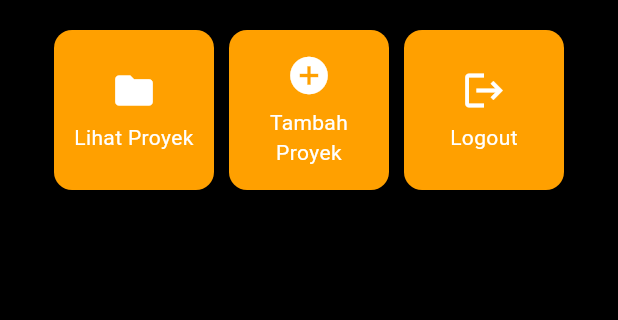
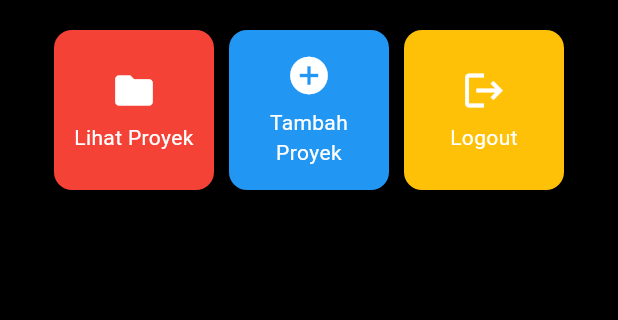
Before and after one commit to Leficullen/myportfolio_mobile, a Flutter app: the screen it shows after launch, on a phone screen of 412 x 824 dp, the part 291-611 px from its top. Run offline on Flutter 3.47's test engine with Material 3 defaults, Android fonts, the phone set to English and light mode, and no system bars.

Commit message:
feat: add per-button color to menu items

```diff
--- a/lib/menu.dart
+++ b/lib/menu.dart
@@ -8,9 +8,9 @@ class MyHomePage extends StatelessWidget {
   final String kelas = "PBP F";
 
   final List<ItemHomePage> items = [
-    ItemHomePage("Lihat Proyek", Icons.folder),
-    ItemHomePage("Tambah Proyek", Icons.add_circle),
-    ItemHomePage("Logout", Icons.logout),
+    ItemHomePage("Lihat Proyek", Icons.folder, Colors.red),
+    ItemHomePage("Tambah Proyek", Icons.add_circle, Colors.blue),
+    ItemHomePage("Logout", Icons.logout, Colors.amber),
   ];
 
   @override
@@ -111,8 +111,9 @@ class InfoCard extends StatelessWidget {
 class ItemHomePage {
   final String name;
   final IconData icon;
+  final Color color;
 
-  ItemHomePage(this.name, this.icon);
+  ItemHomePage(this.name, this.icon, this.color);
 }
 
 class ItemCard extends StatelessWidget {
@@ -122,7 +123,7 @@ class ItemCard extends StatelessWidget {
   @override
   Widget build(BuildContext context) {
     return Material(
-      color: Theme.of(context).colorScheme.secondary,
+      color: item.color,
       borderRadius: BorderRadius.circular(12),
       child: InkWell(
         onTap: () {
```
